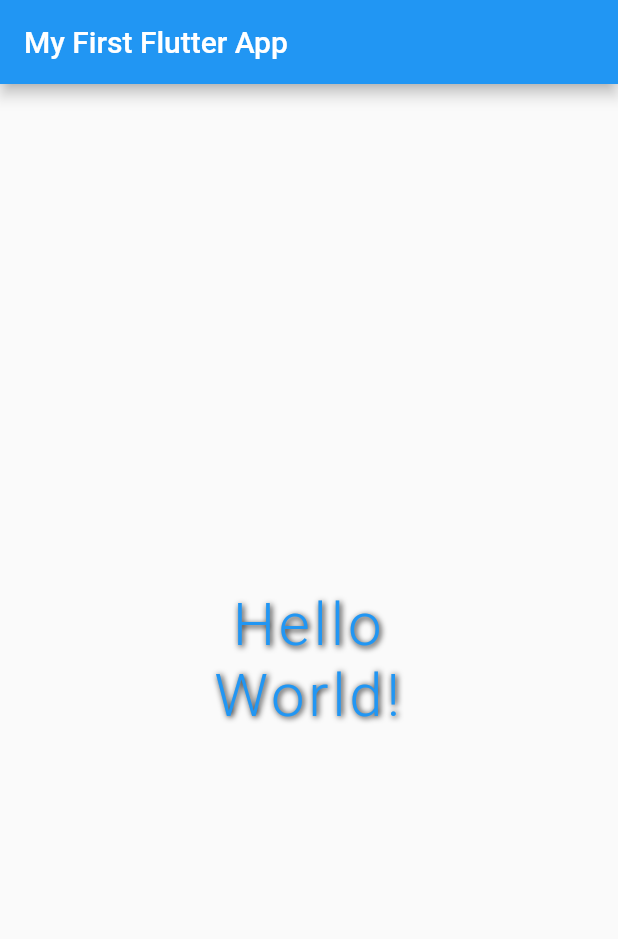
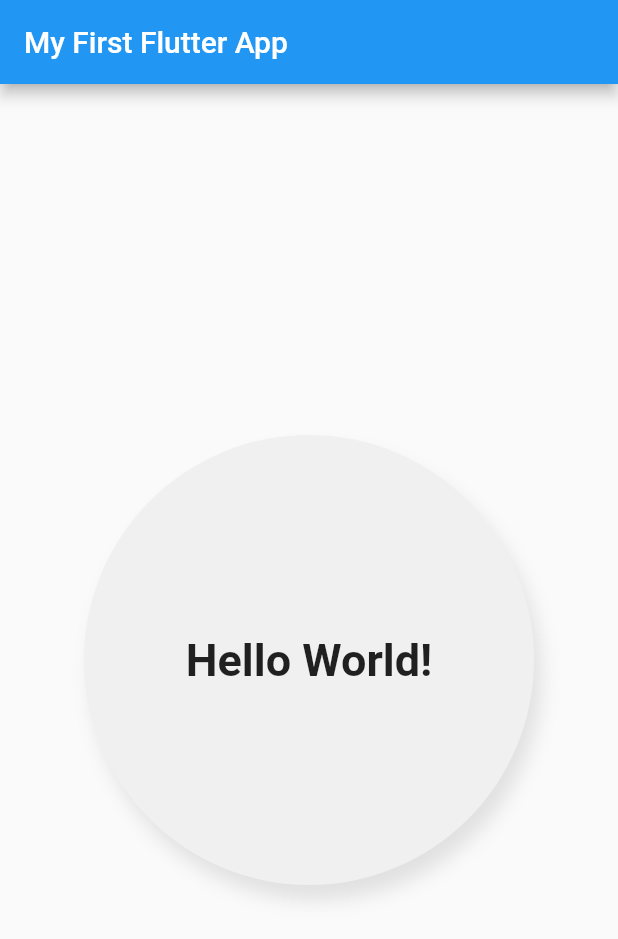
Before and after one commit to AngelCruzL/learning-flutter, a Flutter app: the screen it shows after launch, on a phone screen of 412 x 824 dp. Shown: the top 939 px of the screen. Run offline on Flutter 3.47's test engine with Material 2 defaults, Android fonts, the phone set to English and light mode, and no system bars.

Commit message:
Add container's custom styles

```diff
--- a/lib/pages/home_page.dart
+++ b/lib/pages/home_page.dart
@@ -7,22 +7,30 @@ class HomePage extends StatelessWidget {
       appBar: AppBar(
         title: const Text("My First Flutter App"),
       ),
-      body: const Center(
-        child: Text(
-          "Hello\nWorld!",
-          textAlign: TextAlign.center,
-          style: TextStyle(
-              fontSize: 40,
-              fontWeight: FontWeight.w300,
-              letterSpacing: 2.5,
-              color: Colors.blue,
-              shadows: [
-                Shadow(
-                  color: Colors.black,
-                  offset: Offset(1, 1),
-                  blurRadius: 5,
-                ),
-              ]),
+      body: Center(
+        child: Container(
+          width: 300,
+          height: 300,
+          child: Center(
+            child: Text(
+              "Hello World!",
+              style: TextStyle(
+                fontSize: 30,
+                fontWeight: FontWeight.bold,
+              ),
+            ),
+          ),
+          decoration: BoxDecoration(
+            color: Color(0xfff0f0f0),
+            shape: BoxShape.circle,
+            boxShadow: [
+              BoxShadow(
+                color: Colors.black.withOpacity(0.1),
+                offset: Offset(5, 10),
+                blurRadius: 10,
+              ),
+            ],
+          ),
         ),
       ),
     );
```
